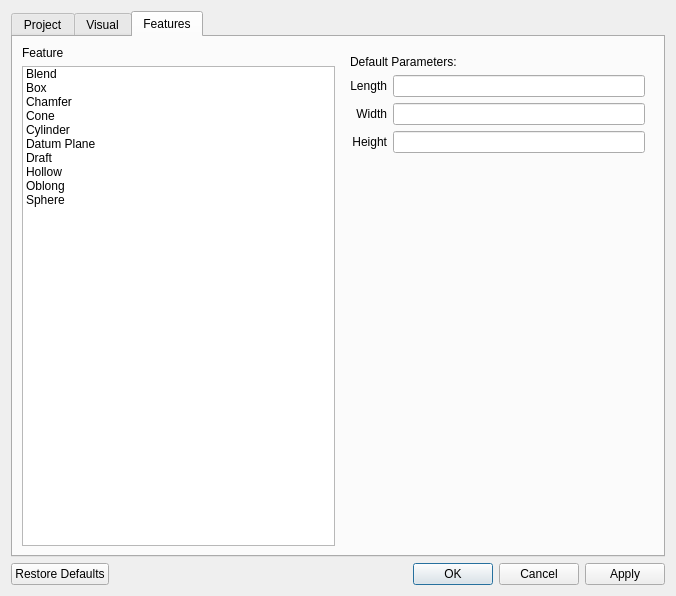
Above: preferences/dialog.ui from blobfish/cadseer before the change. Below: the same form after it.
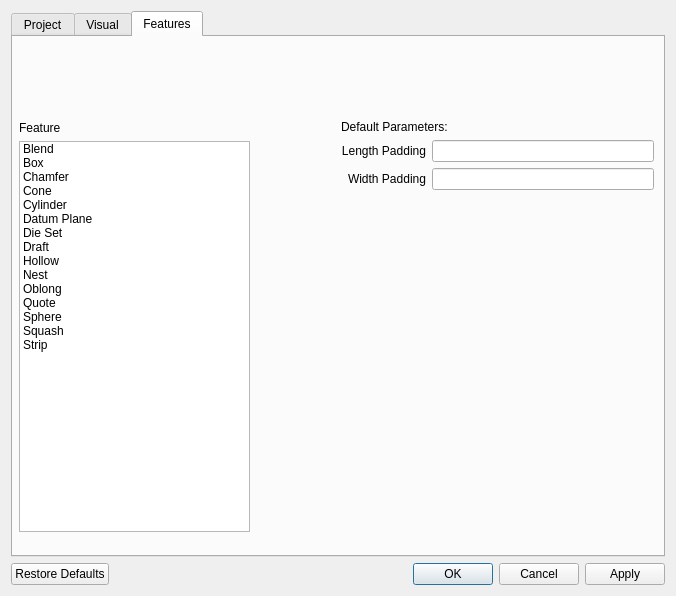
That is the form after the change. The open tabs and pages were chosen to show the change.

```diff
--- a/preferences/dialog.ui
+++ b/preferences/dialog.ui
@@ -527,9 +527,16 @@
       <attribute name="title">
        <string>Features</string>
       </attribute>
-      <layout class="QHBoxLayout" name="horizontalLayout_4">
-       <item>
-        <layout class="QVBoxLayout" name="verticalLayout_7">
+      <widget class="QWidget" name="">
+       <property name="geometry">
+        <rect>
+         <x>6</x>
+         <y>84</y>
+         <width>231</width>
+         <height>411</height>
+        </rect>
+       </property>
+       <layout class="QVBoxLayout" name="featuresLayout01">
          <item>
           <widget class="QLabel" name="featureLabel">
            <property name="text">
@@ -569,6 +576,11 @@
              <string>Datum Plane</string>
             </property>
            </item>
+          <item>
+           <property name="text">
+            <string>Die Set</string>
+           </property>
+          </item>
            <item>
             <property name="text">
              <string>Draft</string>
@@ -579,22 +591,50 @@
              <string>Hollow</string>
             </property>
            </item>
+          <item>
+           <property name="text">
+            <string>Nest</string>
+           </property>
+          </item>
            <item>
             <property name="text">
              <string>Oblong</string>
             </property>
            </item>
+          <item>
+           <property name="text">
+            <string>Quote</string>
+           </property>
+          </item>
            <item>
             <property name="text">
              <string>Sphere</string>
             </property>
            </item>
+          <item>
+           <property name="text">
+            <string>Squash</string>
+           </property>
+          </item>
+          <item>
+           <property name="text">
+            <string>Strip</string>
+           </property>
+          </item>
           </widget>
          </item>
         </layout>
-       </item>
-       <item>
-        <layout class="QVBoxLayout" name="verticalLayout_6">
+      </widget>
+      <widget class="QWidget" name="">
+       <property name="geometry">
+        <rect>
+         <x>319</x>
+         <y>74</y>
+         <width>331</width>
+         <height>421</height>
+        </rect>
+       </property>
+       <layout class="QVBoxLayout" name="featuresLayout02">
          <item>
           <widget class="QStackedWidget" name="stackedWidget">
            <property name="currentIndex">
@@ -911,6 +951,60 @@
              </item>
             </layout>
            </widget>
+          <widget class="QWidget" name="diesetPage">
+           <layout class="QVBoxLayout" name="verticalLayout_21">
+            <item>
+             <widget class="QLabel" name="diesetDefaultLabel">
+              <property name="text">
+               <string>Default Parameters:</string>
+              </property>
+             </widget>
+            </item>
+            <item>
+             <layout class="QGridLayout" name="gridLayout_19">
+              <item row="0" column="0">
+               <widget class="QLabel" name="diesetLengthPaddingLabel">
+                <property name="text">
+                 <string>Length Padding</string>
+                </property>
+                <property name="alignment">
+                 <set>Qt::AlignRight|Qt::AlignTrailing|Qt::AlignVCenter</set>
+                </property>
+               </widget>
+              </item>
+              <item row="0" column="1">
+               <widget class="QLineEdit" name="diesetLengthPaddingEdit"/>
+              </item>
+              <item row="1" column="0">
+               <widget class="QLabel" name="diesetWidthPaddingLabel">
+                <property name="text">
+                 <string>Width Padding</string>
+                </property>
+                <property name="alignment">
+                 <set>Qt::AlignRight|Qt::AlignTrailing|Qt::AlignVCenter</set>
+                </property>
+               </widget>
+              </item>
+              <item row="1" column="1">
+               <widget class="QLineEdit" name="diesetWidthPaddingEdit"/>
+              </item>
+             </layout>
+            </item>
+            <item>
+             <spacer name="verticalSpacer_18">
+              <property name="orientation">
+               <enum>Qt::Vertical</enum>
+              </property>
+              <property name="sizeHint" stdset="0">
+               <size>
+                <width>20</width>
+                <height>355</height>
+               </size>
+              </property>
+             </spacer>
+            </item>
+           </layout>
+          </widget>
            <widget class="QWidget" name="draftPage">
             <layout class="QVBoxLayout" name="verticalLayout_14">
              <item>
@@ -1101,11 +1195,92 @@
              </item>
             </layout>
            </widget>
-          </widget>
-         </item>
-        </layout>
-       </item>
-      </layout>
+          <widget class="QWidget" name="squashPage">
+           <layout class="QVBoxLayout" name="verticalLayout_18">
+            <item>
+             <widget class="QLabel" name="squashDefaultLabel">
+              <property name="text">
+               <string>Default Parameters:</string>
+              </property>
+             </widget>
+            </item>
+            <item>
+             <layout class="QGridLayout" name="gridLayout_16">
+              <item row="0" column="0">
+               <widget class="QLabel" name="squashGLabel">
+                <property name="text">
+                 <string>Granularity</string>
+                </property>
+                <property name="alignment">
+                 <set>Qt::AlignRight|Qt::AlignTrailing|Qt::AlignVCenter</set>
+                </property>
+               </widget>
+              </item>
+              <item row="0" column="1">
+               <widget class="QLineEdit" name="squashGEdit"/>
+              </item>
+             </layout>
+            </item>
+            <item>
+             <spacer name="verticalSpacer_15">
+              <property name="orientation">
+               <enum>Qt::Vertical</enum>
+              </property>
+              <property name="sizeHint" stdset="0">
+               <size>
+                <width>20</width>
+                <height>398</height>
+               </size>
+              </property>
+             </spacer>
+            </item>
+           </layout>
+          </widget>
+          <widget class="QWidget" name="stripPage">
+           <layout class="QVBoxLayout" name="verticalLayout_19">
+            <item>
+             <widget class="QLabel" name="stripDefaultLabel">
+              <property name="text">
+               <string>Default Parameters:</string>
+              </property>
+             </widget>
+            </item>
+            <item>
+             <layout class="QGridLayout" name="gridLayout_17">
+              <item row="0" column="0">
+               <widget class="QLabel" name="stripGapLabel">
+                <property name="text">
+                 <string>Gap</string>
+                </property>
+                <property name="alignment">
+                 <set>Qt::AlignRight|Qt::AlignTrailing|Qt::AlignVCenter</set>
+                </property>
+               </widget>
+              </item>
+              <item row="0" column="1">
+               <widget class="QLineEdit" name="stripGapEdit"/>
+              </item>
+             </layout>
+            </item>
+            <item>
+             <spacer name="verticalSpacer_16">
+              <property name="orientation">
+               <enum>Qt::Vertical</enum>
+              </property>
+              <property name="sizeHint" stdset="0">
+               <size>
+                <width>20</width>
+                <height>398</height>
+               </size>
+              </property>
+             </spacer>
+            </item>
+           </layout>
+          </widget>
+         </widget>
+        </item>
+       </layout>
+      </widget>
      </widget>
     </widget>
    </item>
```
Left out of the diff: 101 changed lines with no effect on the pictures. Lines whose indentation alone changed are shown as unchanged.
